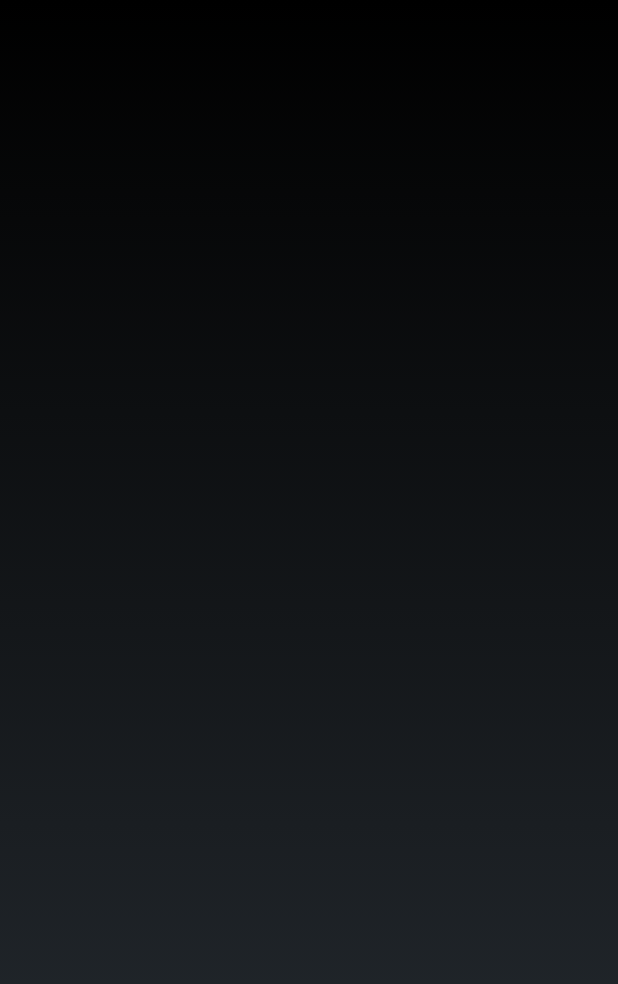
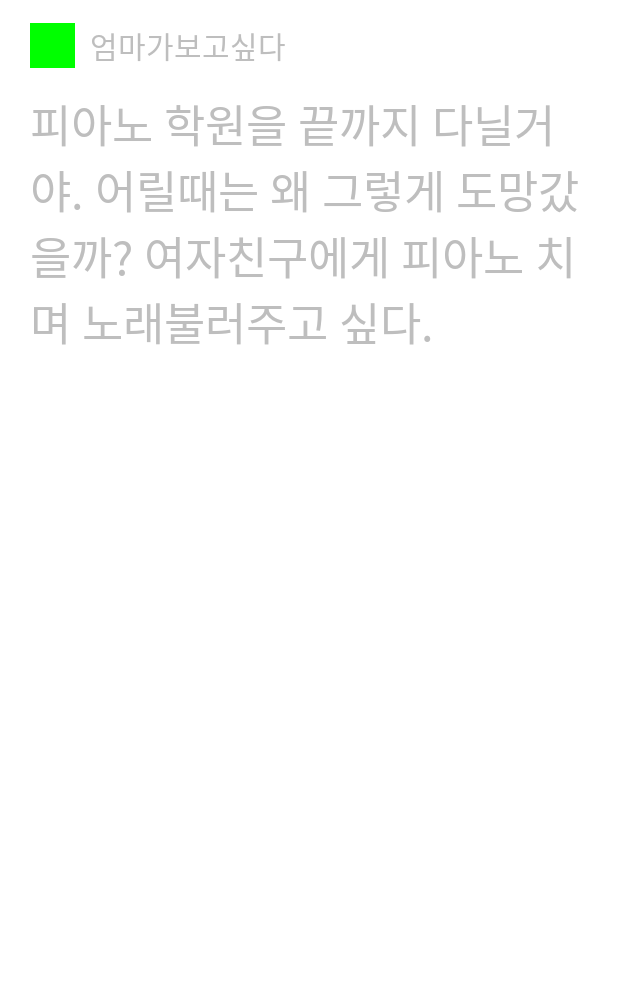
Before and after one commit to sungjunyoung/IFSay, an Android app: the layout page_ifsay.xml on its own in the app's theme, with its tools: preview values and no code run, on a phone screen of 412 x 824 dp. Shown: the top 984 px of the screen. Run offline under Robolectric (Android 15) with nearby library versions, the phone set to English and light mode, and no system bars.

Commit message:
디자인 가이드 적용중

```diff
--- a/app/src/main/java/com/flamerestaurant/ifsay/IfsayActivity.java
+++ b/app/src/main/java/com/flamerestaurant/ifsay/IfsayActivity.java
@@ -45,10 +45,12 @@ public class IfsayActivity extends Activity {
         @Override
         public Object instantiateItem(ViewGroup container, int position) {
             View view = getLayoutInflater().inflate(R.layout.page_ifsay, container, false);
-            TextView textView = (TextView) view.findViewById(R.id.ifsay_content);
+            TextView writer = (TextView) view.findViewById(R.id.ifsay_writer);
+            TextView content = (TextView) view.findViewById(R.id.ifsay_content);
 
             Ifsay ifsay = results.get(position);
-            textView.setText(ifsay.getContent());
+            writer.setText(ifsay.getWriter());
+            content.setText(ifsay.getContent());
 
             container.addView(view);
             return view;
--- a/app/src/main/res/layout/page_ifsay.xml
+++ b/app/src/main/res/layout/page_ifsay.xml
@@ -1,13 +1,41 @@
 <?xml version="1.0" encoding="utf-8"?>
-<RelativeLayout xmlns:android="http://schemas.android.com/apk/res/android"
+<LinearLayout xmlns:android="http://schemas.android.com/apk/res/android"
     android:layout_width="match_parent"
-    android:layout_height="match_parent">
+    android:layout_height="match_parent"
+    android:background="#fff"
+    android:orientation="vertical"
+    android:paddingBottom="15dp"
+    android:paddingLeft="20dp"
+    android:paddingRight="20dp"
+    android:paddingTop="15dp">
+
+    <LinearLayout
+        android:layout_width="wrap_content"
+        android:layout_height="wrap_content">
+
+        <View
+            android:layout_width="30dp"
+            android:layout_height="30dp"
+            android:background="#0f0" />
+
+        <TextView
+            android:id="@+id/ifsay_writer"
+            android:layout_width="wrap_content"
+            android:layout_height="wrap_content"
+            android:layout_gravity="center_vertical"
+            android:layout_marginLeft="10dp"
+            android:text="엄마가보고싶다"
+            android:textSize="20sp" />
+
+    </LinearLayout>
 
     <TextView
         android:id="@+id/ifsay_content"
-        android:layout_width="wrap_content"
-        android:layout_height="wrap_content"
+        android:layout_width="match_parent"
+        android:layout_height="match_parent"
         android:layout_centerInParent="true"
-        android:textSize="20sp" />
+        android:layout_marginTop="15dp"
+        android:text="피아노 학원을 끝까지 다닐거야. 어릴때는 왜 그렇게 도망갔을까? 여자친구에게 피아노 치며 노래불러주고 싶다. "
+        android:textSize="30sp" />
 
-</RelativeLayout>
+</LinearLayout>
```
Also changed, not shown: app/src/main/res/layout/activity_ifsay.xml (+43 -3 lines).
